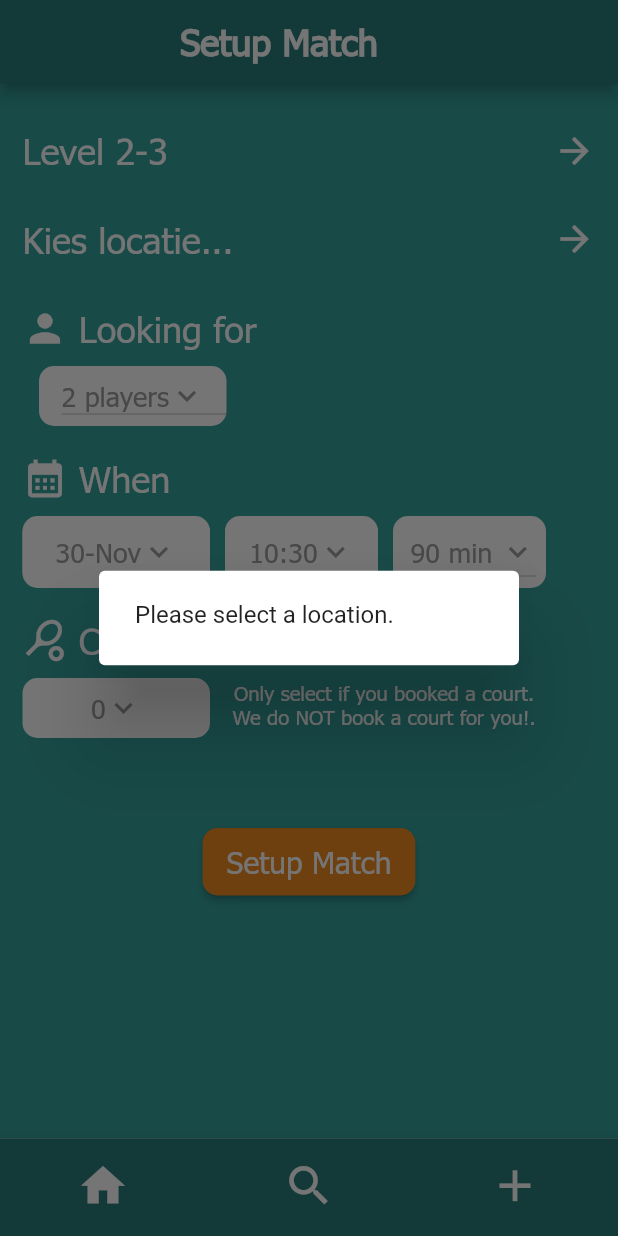
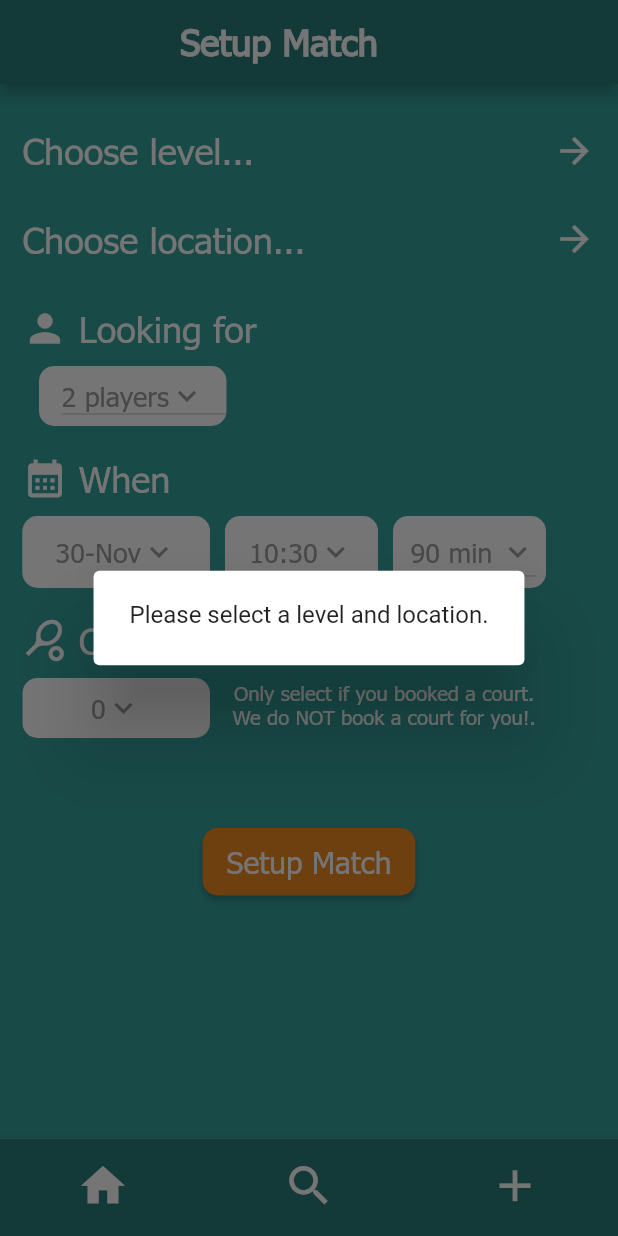
Before and after one commit to Aghead-B/Mobile-Application-Metch, a Flutter app: the screen it shows after launch, item 3 of the bottom bar chosen, after a tap on "Setup Match", on a phone screen of 412 x 824 dp. Run offline on Flutter 3.47's test engine with Material 2 defaults, Android fonts, the phone set to English and light mode, and no system bars; our stand-ins replace video_player.

Commit message:
Pulled set-level branch into post_setup_branch and implemented level for setup match page

```diff
--- /dev/null
+++ b/lib/domain/models/Level.dart
@@ -0,0 +1,10 @@
+class Level {
+  final int levelMin;
+  final int levelMax;
+
+  const Level({
+    required this.levelMin,
+    required this.levelMax,
+  });
+
+}
--- a/lib/screens/find_location_screen.dart
+++ b/lib/screens/find_location_screen.dart
@@ -90,9 +90,7 @@ class _FindLocationScreenState extends State<FindLocationScreen> {
                             const EdgeInsets.fromLTRB(10.0, 20.0, 0.0, 0.0),
                         child: GestureDetector(
                           onTap: () {
-                            // debugPrint(snapshot.data![index].name);
                             var club = Club(id: snapshot.data![index].id, name: snapshot.data![index].name);
-
                             Navigator.pop(context, club);
                           },
                           child: Text(
--- a/lib/screens/setup_match_screen.dart
+++ b/lib/screens/setup_match_screen.dart
@@ -1,8 +1,10 @@
 import 'package:flutter/material.dart';
 import 'package:intl/intl.dart';
+import 'package:metch/domain/models/Level.dart';
 import 'package:metch/domain/models/match.dart';
 import 'package:metch/domain/services/match_service.dart';
 import 'package:metch/screens/find_location_screen.dart';
+import 'package:metch/screens/set_level_page.dart';
 import 'package:metch_ui_kit/metch_ui_kit.dart';
 import '../domain/models/club.dart';
 import '../widgets/dropdown.dart';
@@ -39,22 +41,23 @@ class _SetupMatchScreenState extends State<SetupMatchScreen> {
   late String displayDate;
   late String formattedTime;
   late String displayTime;
-  late dynamic currentDate;
   late Future<MatchCreated> matchCreated;
   late MatchService matchService;
+  late bool toggleButton;
+  final int SPORT_ID_PADEL = 109;
   Club club = const Club(id: '', name: '');
+  Level level =  const Level(levelMin: 0, levelMax: 0);
   DateTime date = DateTime.now();
   String playersValue = playersList[1];
   String durationValue = durationList[1];
   String courtValue = courtList[0];
-  late bool toggleButton;
 
   Future<TimeOfDay?> pickTime() => showTimePicker(
         context: context,
         initialTime: TimeOfDay(hour: date.hour, minute: date.minute),
       );
 
-  Future<void> _navigateAndGetDataSelection(BuildContext context) async {
+  Future<void> _navigateAndGetLocationSelection(BuildContext context) async {
     final result = await Navigator.push(
       context,
       MaterialPageRoute(builder: (context) => const FindLocationScreen()),
@@ -62,6 +65,16 @@ class _SetupMatchScreenState extends State<SetupMatchScreen> {
 
     setState(() {
       club = result;
+    });
+  }
+
+  Future<void> _navigateAndGetLevelSelection(BuildContext context) async {
+    final result = await Navigator.push(
+      context,
+      MaterialPageRoute(builder: (context) => const SetLevelPage()),
+    );
+    setState(() {
+      level = result;
     });
   }
 
@@ -98,13 +111,13 @@ class _SetupMatchScreenState extends State<SetupMatchScreen> {
             Row(
               mainAxisAlignment: MainAxisAlignment.spaceBetween,
               children: [
-                const Text(
-                  'Level 2-3',
+                 Text(
+                  level.levelMin == 0 || level.levelMax == 0 ? 'Choose level...' : "Level ${level.levelMin}-${level.levelMax}",
                   style: headline1,
                 ),
                 GestureDetector(
                   onTap: () {
-                    debugPrint('Redirect to the level screen');
+                    _navigateAndGetLevelSelection(context);
                   },
                   child: const Icon(
                     Icons.arrow_forward,
@@ -116,7 +129,7 @@ class _SetupMatchScreenState extends State<SetupMatchScreen> {
             ),
             GestureDetector(
               onTap: () {
-                _navigateAndGetDataSelection(context);
+                _navigateAndGetLocationSelection(context);
               },
               child: Container(
                 padding: const EdgeInsets.fromLTRB(0.0, 30.0, 0.0, 0.0),
@@ -124,7 +137,7 @@ class _SetupMatchScreenState extends State<SetupMatchScreen> {
                   mainAxisAlignment: MainAxisAlignment.spaceBetween,
                   children: [
                     Text(
-                      club.name == '' ? 'Kies locatie...' : club.name,
+                      club.name == '' ? 'Choose location...' : club.name,
                       style: headline1,
                     ),
                     const Icon(
@@ -370,31 +383,25 @@ class _SetupMatchScreenState extends State<SetupMatchScreen> {
     );
   }
 
-  void showAlert(BuildContext context) {
-    showDialog(
-        context: context,
-        builder: (context) => const AlertDialog(
-              content: Text("Please select a location."),
-            ));
-  }
-
   Future<void> setupMatch() async {
-    if (club.id != '') {
+    if (club.id != '' && level.levelMin != 0 && level.levelMax != 0) {
+      print("inside");
       setState(() {
         toggleButton = false;
       });
       String getNumberDuration = durationValue.replaceAll(RegExp(r'[^0-9]'), '');
       String getNumberSpot = playersValue.replaceAll(RegExp(r'[^0-9]'), '');
-      String plannedDate = "${formattedDate}T${formattedTime}Z";
+      String CombinedISO8601 = "${formattedDate}T${formattedTime}Z";
       Match match = Match(
           clubid: int.parse(club.id),
-          sportid: 109,
-          levelmin: 2,
-          planned: plannedDate,
+          sportid: SPORT_ID_PADEL,
+          levelmin: level.levelMin,
+          planned: CombinedISO8601,
           duration: int.parse(getNumberDuration),
           spots: int.parse(getNumberSpot),
-          levelmax: 4,
-          court: int.parse(courtValue));
+          levelmax: level.levelMax,
+          court: int.parse(courtValue)
+      );
       matchCreated = matchService.postMatch(match);
       await Future.delayed(const Duration(seconds: 1), () {});
       setState(() {
@@ -404,4 +411,12 @@ class _SetupMatchScreenState extends State<SetupMatchScreen> {
       showAlert(context);
     }
   }
+
+  void showAlert(BuildContext context) {
+    showDialog(
+        context: context,
+        builder: (context) => const AlertDialog(
+          content: Text("Please select a level and location."),
+        ));
+  }
 }
--- a/pubspec.yaml
+++ b/pubspec.yaml
@@ -11,6 +11,7 @@ environment:
 dependencies:
   cupertino_icons: ^1.0.2
   intl: ^0.17.0
+  video_player: ^2.4.8
   flutter:
     sdk: flutter
   flutter_localizations:
@@ -27,6 +28,7 @@ dev_dependencies:
 flutter:
   assets:
     - assets/images/logo.png
+    - assets/videos/test.mp4
   fonts:
     - family: Tahoma
       fonts:
```
Also changed, not shown: lib/screens/set_level_page.dart (added, +153 -0 lines), lib/widgets/videoplayer/video_overlay.dart (added, +43 -0 lines), lib/widgets/videoplayer/video_player.dart (added, +61 -0 lines), pubspec.lock, 1 other file.
